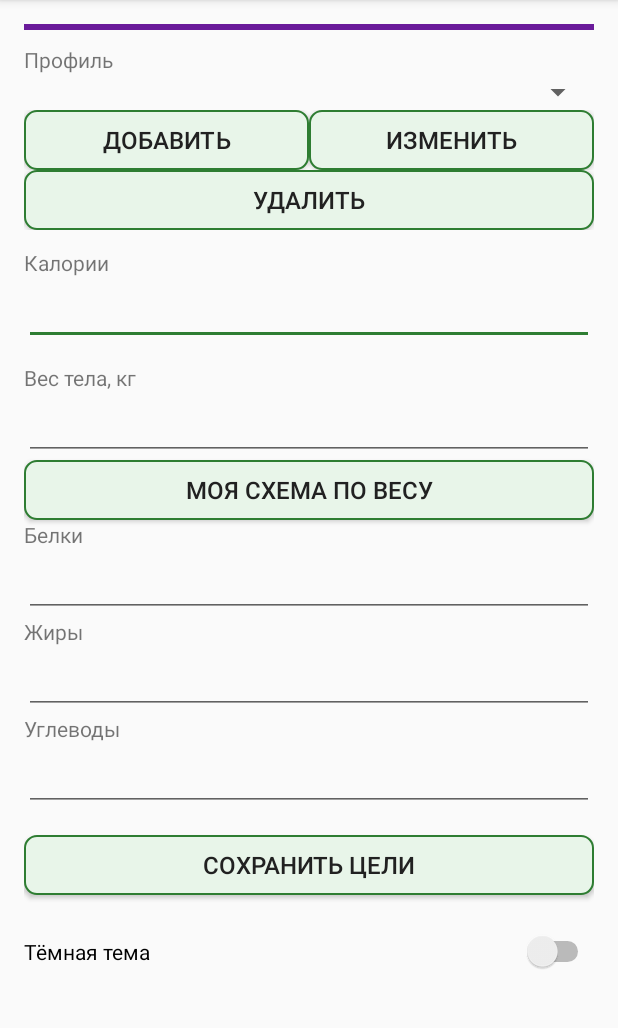
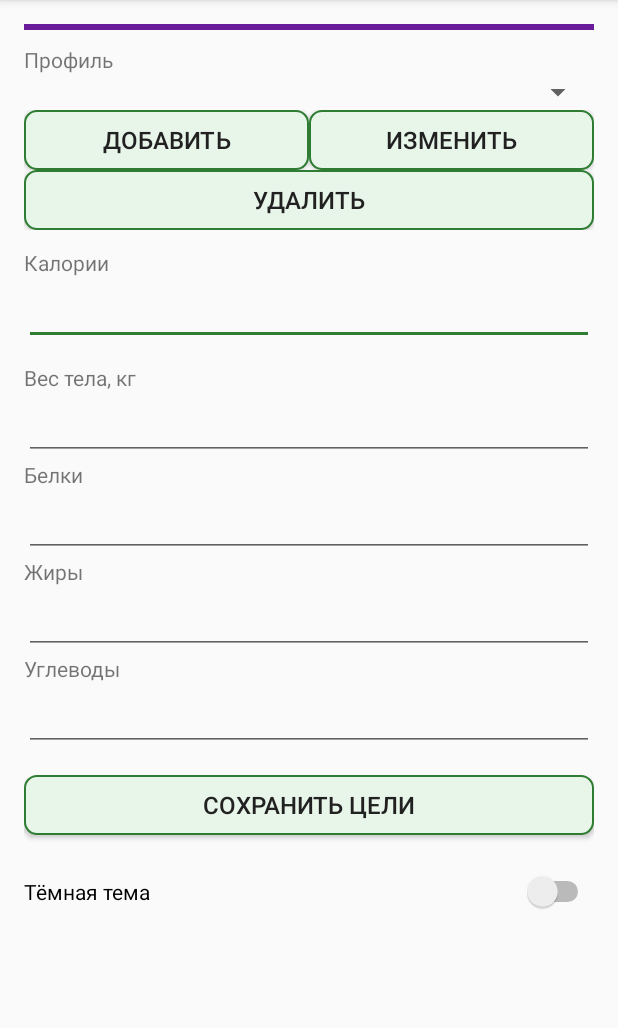
Before and after one commit to ArtemPetProjects/calorie-diary, an Android app: the layout fragment_profile.xml on its own in the app's theme, with its tools: preview values and no code run, on a phone screen of 412 x 824 dp, the part 84-1112 px from its top. Run offline under Robolectric (Android 15) with nearby library versions, the phone set to English and light mode, and no system bars.

Commit message:
feat: move weight scheme into shared scheme list

```diff
--- a/app/src/main/res/layout/fragment_profile.xml
+++ b/app/src/main/res/layout/fragment_profile.xml
@@ -91,12 +91,6 @@
             android:inputType="numberDecimal"
             android:saveEnabled="false" />
 
-        <Button style="@style/AppButton"
-            android:id="@+id/mySchemeButton"
-            android:layout_width="match_parent"
-            android:layout_height="wrap_content"
-            android:text="@string/my_scheme" />
-
         <TextView
             android:layout_width="match_parent"
             android:layout_height="wrap_content"
--- a/app/src/main/res/values/strings.xml
+++ b/app/src/main/res/values/strings.xml
@@ -67,8 +67,8 @@
     <string name="scheme_details">Соотношение БЖУ: белки %1$d%% · жиры %2$d%% · углеводы %3$d%%</string>
     <string name="scheme_title">%1$s — %2$s</string>
     <string name="scheme_error">Не удалось применить схему</string>
-    <string name="scheme_own_title">Моя схема по весу</string>
-    <string name="scheme_own_details">Сохранить текущие цели без изменения</string>
+    <string name="scheme_own_title">Схема Артёма по Брину</string>
+    <string name="scheme_own_details">Белки = вес×2, жиры = вес/2, углеводы — остаток калорий</string>
     <string-array name="scheme_purposes">
         <item>базовый сбалансированный рацион по ВОЗ</item>
         <item>середины рекомендуемых диапазонов IOM</item>
```
Also changed, not shown: app/src/main/java/com/veles/caloriediary/ProfileView.kt (+20 -28 lines).
